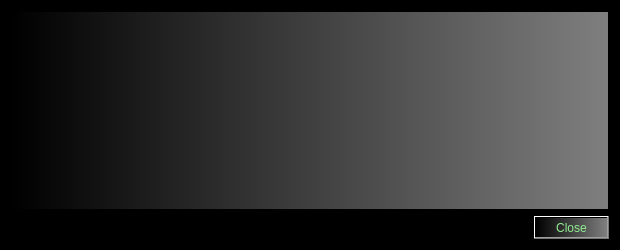
Before: the Qt Designer form src/qt/forms/transactiondescdialog.ui in gridcoin/Gridcoin-master, drawn with Qt 5.
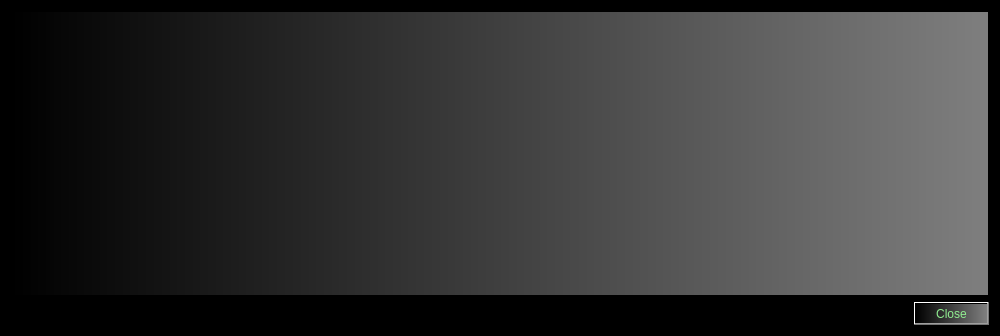
After: the same form once the commit is applied.

The edit to the form file:
```diff
--- a/src/qt/forms/transactiondescdialog.ui
+++ b/src/qt/forms/transactiondescdialog.ui
@@ -6,8 +6,8 @@
    <rect>
     <x>0</x>
     <y>0</y>
-    <width>620</width>
-    <height>250</height>
+    <width>1000</width>
+    <height>336</height>
    </rect>
   </property>
   <property name="palette">
```
